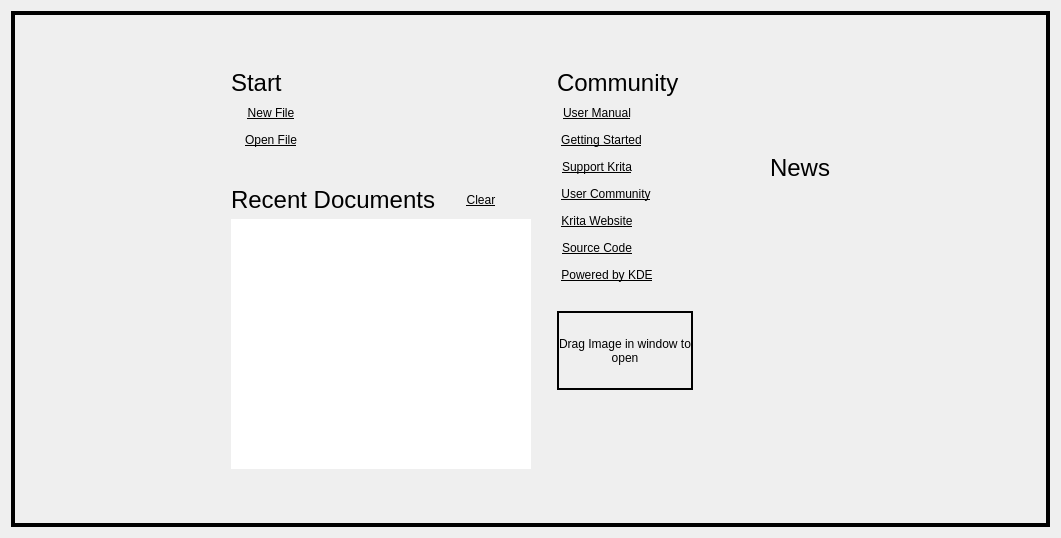
The window that libs/ui/forms/KisWelcomePage.ui (KDE/krita) describes before a commit, drawn with Qt 5.
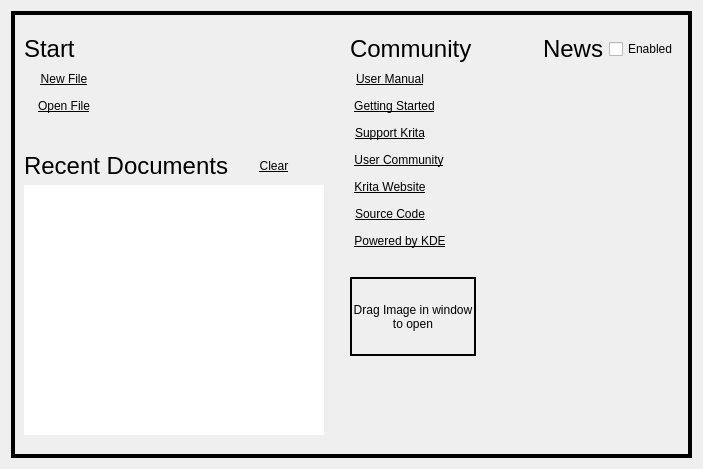
The same window after the commit. Custom widgets are drawn as their Qt base class.

Commit message: Condense News widget UI a bit

Diff of the .ui file:
```diff
--- a/libs/ui/forms/KisWelcomePage.ui
+++ b/libs/ui/forms/KisWelcomePage.ui
@@ -6,8 +6,8 @@
    <rect>
     <x>0</x>
     <y>0</y>
-    <width>1061</width>
-    <height>538</height>
+    <width>703</width>
+    <height>469</height>
    </rect>
   </property>
   <property name="sizePolicy">
@@ -19,7 +19,7 @@
   <property name="autoFillBackground">
    <bool>false</bool>
   </property>
-  <layout class="QHBoxLayout" name="horizontalLayout_12">
+  <layout class="QHBoxLayout" name="horizontalLayout_13">
    <item>
     <widget class="QFrame" name="dropFrameBorder">
      <property name="frameShape">
@@ -712,7 +712,15 @@
       <item row="1" column="3">
        <layout class="QVBoxLayout" name="verticalLayout_3">
         <item>
+         <layout class="QHBoxLayout" name="horizontalLayout_12">
+          <item>
          <widget class="QLabel" name="helpTitleLabel_2">
+            <property name="sizePolicy">
+             <sizepolicy hsizetype="Preferred" vsizetype="Fixed">
+              <horstretch>0</horstretch>
+              <verstretch>0</verstretch>
+             </sizepolicy>
+            </property>
           <property name="font">
            <font>
             <pointsize>18</pointsize>
@@ -727,6 +735,27 @@
          </widget>
         </item>
         <item>
+           <widget class="QCheckBox" name="chkShowNews">
+            <property name="enabled">
+             <bool>true</bool>
+            </property>
+            <property name="sizePolicy">
+             <sizepolicy hsizetype="Minimum" vsizetype="Fixed">
+              <horstretch>0</horstretch>
+              <verstretch>0</verstretch>
+             </sizepolicy>
+            </property>
+            <property name="toolTip">
+             <string>Show news about Krita: this needs internet to retrieve information from the krita.org website</string>
+            </property>
+            <property name="text">
+             <string>Enabled</string>
+            </property>
+           </widget>
+          </item>
+         </layout>
+        </item>
+        <item>
          <widget class="KisNewsWidget" name="newsWidget" native="true"/>
         </item>
        </layout>
```
Left out of the diff: 636 changed lines with no effect on the pictures. Lines whose indentation alone changed are shown as unchanged. The commit also changes 5 other files.
